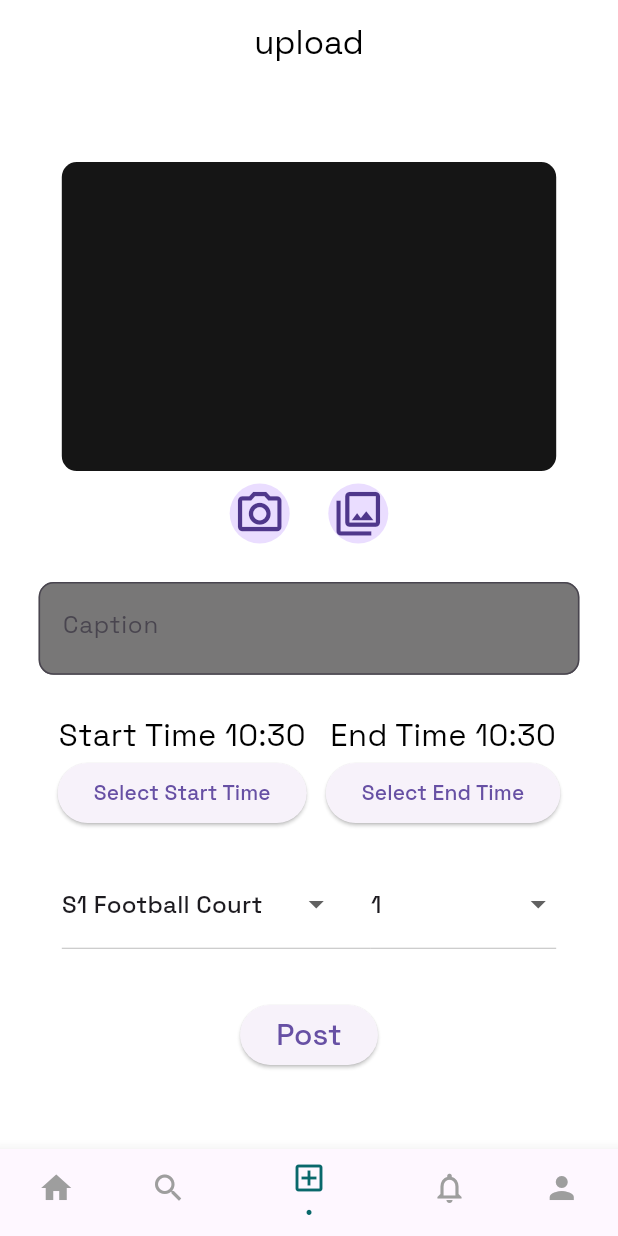
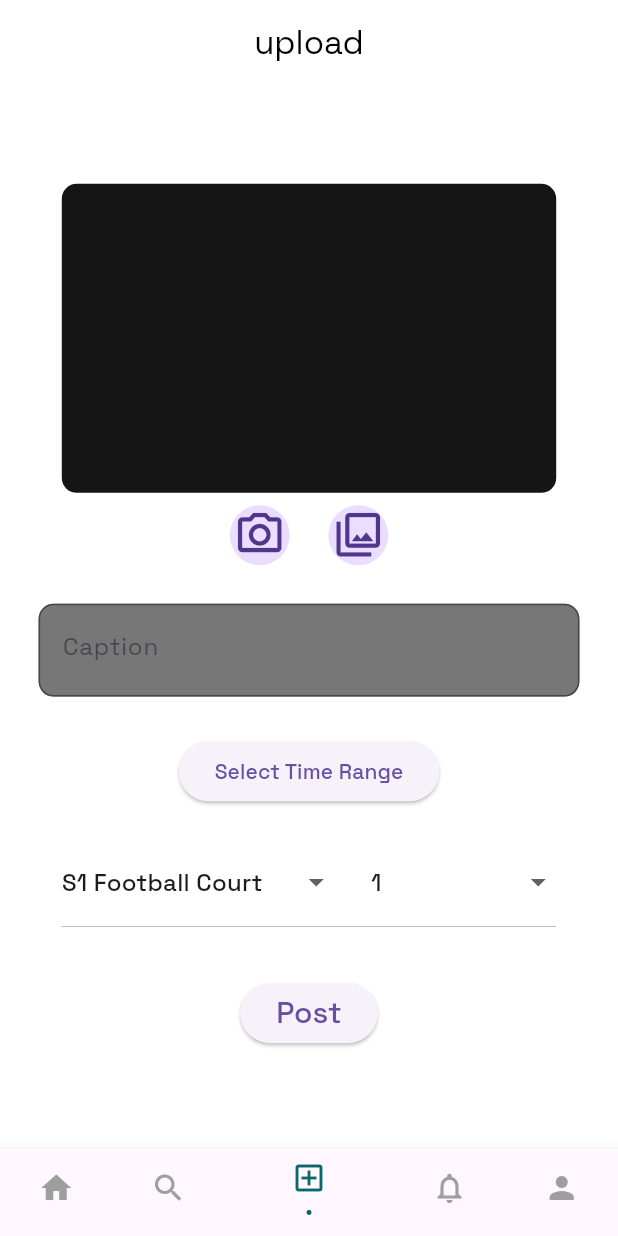
Before and after one commit to dkmtech32/test, a Flutter app: the screen it shows once a user with an empty profile is signed in, item 3 of the bottom bar chosen, after a tap on "Post", on a phone screen of 412 x 824 dp. Run offline on Flutter 3.47's test engine with Material 3 defaults, Android fonts, the phone set to English and light mode, and no system bars; our stand-ins replace cloud_firestore, firebase_auth, firebase_core, firebase_storage, flutter_form_builder, flutter_spinkit and 4 more; missing offline and left inert: email_otp, omni_datetime_picker; accounts and stored records are empty.

Commit message:
post with courts time slot

```diff
--- a/lib/model/post/post_model.dart
+++ b/lib/model/post/post_model.dart
@@ -7,8 +7,8 @@ class PostModel {
   final String imagePath;
   final String? caption;
   final int slotCount;
-  final TimeOfDay startTime;
-  final TimeOfDay endTime;
+  final DateTime startTime;
+  final DateTime endTime;
   final String location;
   final DateTime timestamp;
   final List<String> likes;
--- a/lib/services/post/upload_post.dart
+++ b/lib/services/post/upload_post.dart
@@ -5,8 +5,7 @@ import 'package:flutter_app/views/screens/navbar/nav_bar.dart';
 import 'package:get/get.dart';
 
 
-void addPostToFirestore(String username,String caption, String imageUrl, int slotCount, TimeOfDay startTime, TimeOfDay endTime, String location) async {
-
+void addPostToFirestore(String username,String caption, String imageUrl, int slotCount, DateTime startTime, DateTime endTime, String location) async {
     PostModel newPost = PostModel(
         username: username,
         caption: caption,
--- a/lib/views/screens/uploadPost/upload_post_screen.dart
+++ b/lib/views/screens/uploadPost/upload_post_screen.dart
@@ -5,6 +5,7 @@ import 'package:image_picker/image_picker.dart';
 import 'dart:io';
 import 'package:firebase_auth/firebase_auth.dart';
 import 'package:cloud_firestore/cloud_firestore.dart';
+import 'package:omni_datetime_picker/omni_datetime_picker.dart';
 import 'package:provider/provider.dart';
 
 import 'package:flutter_app/model/post/post_model.dart';
@@ -25,8 +26,7 @@ class _UploadPostState extends State<UploadPost> {
   final TextEditingController _captionController = TextEditingController();
   String dropdownLocationValue = 'S1 Football Court';
   int dropdownNoValue = 1;
-  TimeOfDay startTime = TimeOfDay.now();
-  TimeOfDay endTime = TimeOfDay.now();
+  List<DateTime>? startEndDateTime;
 
   Future<void> selectImage(String clicked, String username) async {
     final XFile? imagePicked;
@@ -169,53 +169,64 @@ class _UploadPostState extends State<UploadPost> {
                       SizedBox(
                         height: size.width / 16,
                       ),
-                      Row(
-                        mainAxisAlignment: MainAxisAlignment.spaceEvenly,
-                        children: [
                       Column(
                         mainAxisAlignment: MainAxisAlignment.center,
                         children: [
-                              Text(
-                                'Start Time ${startTime.hour}:${startTime.minute}',
-                                style: TextStyle(fontSize: size.width / 20),
+
+                          ElevatedButton(
+                            child: const Text('Select Time Range'),
+                            onPressed: () async {
+                               startEndDateTime =
+                                  await showOmniDateTimeRangePicker(
+                                context: context,
+                                startInitialDate: DateTime.now(),
+                                startFirstDate: DateTime(1600)
+                                    .subtract(const Duration(days: 3652)),
+                                startLastDate: DateTime.now().add(
+                                  const Duration(days: 3652),
                                 ),
-                              ElevatedButton(
-                                 child: const Text('Select Start Time'),
-                                 onPressed: () async {
-                                   TimeOfDay? time = await showTimePicker(
-                                     context: context,
-                                     initialTime: startTime,
+                                endInitialDate: DateTime.now(),
+                                endFirstDate: DateTime(1600)
+                                    .subtract(const Duration(days: 3652)),
+                                endLastDate: DateTime.now().add(
+                                  const Duration(days: 3652),
+                                ),
+                                is24HourMode: false,
+                                isShowSeconds: false,
+                                minutesInterval: 1,
+                                secondsInterval: 1,
+                                borderRadius:
+                                    const BorderRadius.all(Radius.circular(16)),
+                                constraints: const BoxConstraints(
+                                  maxWidth: 350,
+                                  maxHeight: 650,
+                                ),
+                                transitionBuilder:
+                                    (context, anim1, anim2, child) {
+                                  return FadeTransition(
+                                    opacity: anim1.drive(
+                                      Tween(
+                                        begin: 0,
+                                        end: 1,
+                                      ),
+                                    ),
+                                    child: child,
                                   );
-                                   if (time != null)
-                                     setState(() {
-                                       startTime = time;
-                                     });
+                                },
+                                transitionDuration:
+                                    const Duration(milliseconds: 200),
+                                barrierDismissible: true,
+                                selectableDayPredicate: (dateTime) {
+                                  // Disable 25th Feb 2023
+                                  if (dateTime == DateTime(2023, 2, 25)) {
+                                    return false;
+                                  } else {
+                                    return true;
+                                  }
+                                },
+                              );
                             },
                           )
-                            ],
-                          ),
-                          Column(
-                            mainAxisAlignment: MainAxisAlignment.center,
-                            children: [
-                              Text(
-                                'End Time ${endTime.hour}:${endTime.minute}',
-                                style: TextStyle(fontSize: size.width / 20),
-                              ),
-                              ElevatedButton(
-                                 child: const Text('Select End Time'),
-                                 onPressed: () async {
-                                   TimeOfDay? time = await showTimePicker(
-                                     context: context,
-                                     initialTime: endTime,
-                                   );
-                                   if (time != null)
-                                     setState(() {
-                                       endTime = time;
-                                     });
-                                 },
-                                 )
-                            ],
-                          ),
                         ],
                       ),
                       SizedBox(
@@ -335,9 +346,9 @@ class _UploadPostState extends State<UploadPost> {
                                 _captionController.text,
                                 imageUrl!,
                                 dropdownNoValue,
-                                userData["name"],
-                                userData["email"],
-                                userData["followers"]);
+                                startEndDateTime![0],
+                                startEndDateTime![1],
+                                dropdownLocationValue);
                           },
                           child: const Text(
                             'Post',
--- a/pubspec.yaml
+++ b/pubspec.yaml
@@ -50,6 +50,7 @@ dependencies:
   cloud_firestore: ^4.15.9
   intl: ^0.18.1
   timeago: ^3.5.0
+  omni_datetime_picker: ^1.0.9
 
 dev_dependencies:
   flutter_test:
```
Also changed, not shown: pubspec.lock. Lines whose indentation alone changed are shown as unchanged.
